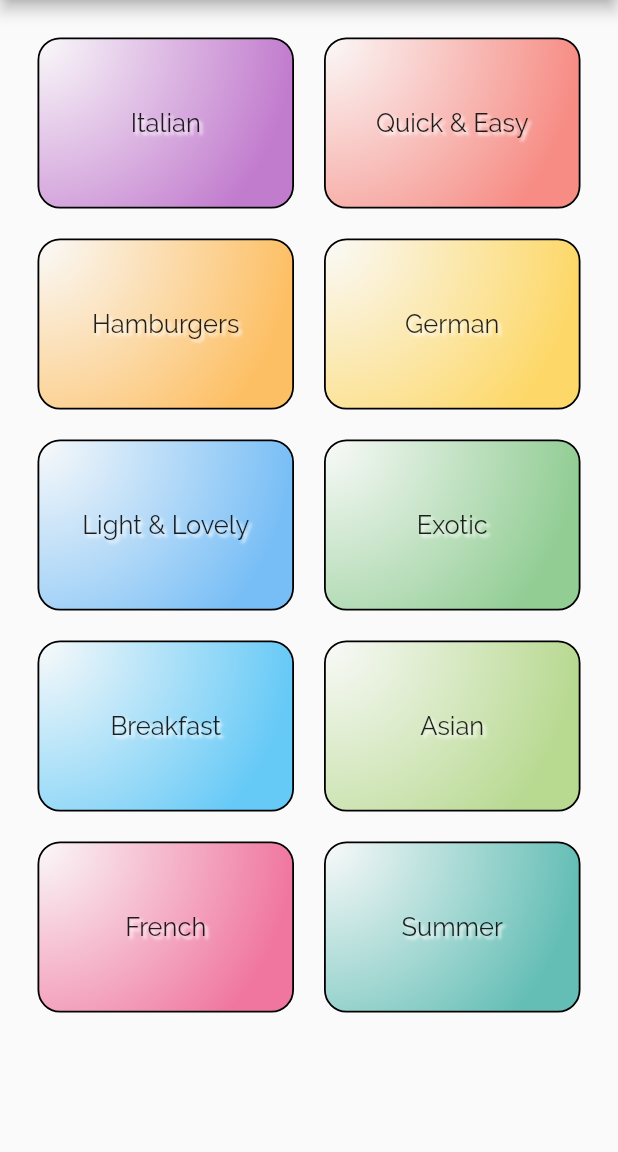
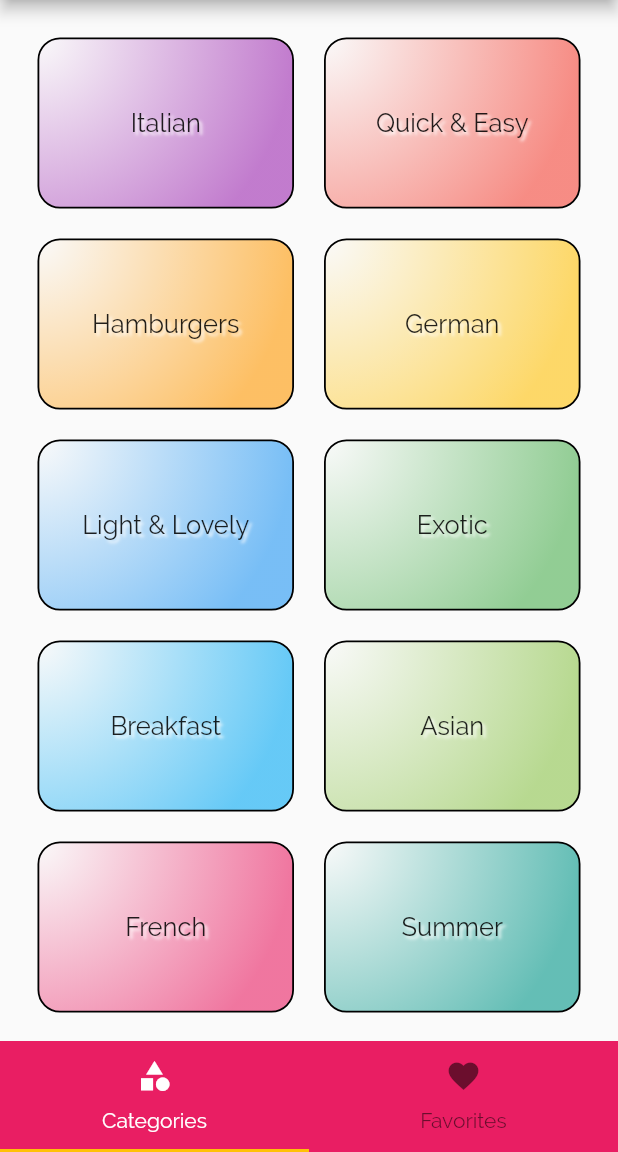
Before and after one commit to caribjin/daily_meals, a Flutter app: the screen it shows after launch, on a phone screen of 412 x 824 dp, the part 84-1236 px from its top. Run offline on Flutter 3.47's test engine with Material 2 defaults, Android fonts, the phone set to English and light mode, and no system bars.

Commit message:
applied navigation tab control.

```diff
--- a/lib/main.dart
+++ b/lib/main.dart
@@ -2,6 +2,7 @@ import 'package:flutter/material.dart';
 
 import 'pages/categories_page.dart';
 import 'pages/category_meals_page.dart';
+import 'pages/home_page.dart';
 import 'pages/meal_detail_page.dart';
 
 void main() {
@@ -31,7 +32,7 @@ class MyApp extends StatelessWidget {
       ),
       initialRoute: '/',
       routes: {
-        '/': (context) => CategoriesPage(),
+        '/': (context) => HomePage(),
         '/meals': (context) => CategoryMealsPage(),
         '/meal': (context) => MealDetailPage(),
       },
--- a/lib/pages/categories_page.dart
+++ b/lib/pages/categories_page.dart
@@ -12,9 +12,7 @@ class CategoriesPage extends StatelessWidget {
       title: const Text('Daily Meal'),
     );
 
-    return Scaffold(
-      appBar: appBar,
-      body: Container(
+    return Container(
       child: GridView(
         gridDelegate: const SliverGridDelegateWithMaxCrossAxisExtent(
           maxCrossAxisExtent: 200,
@@ -31,7 +29,6 @@ class CategoriesPage extends StatelessWidget {
           },
         ).toList(),
       ),
-      ),
     );
   }
 }
--- /dev/null
+++ b/lib/pages/favorites_page.dart
@@ -0,0 +1,12 @@
+import 'package:flutter/material.dart';
+
+class FavoritesPage extends StatelessWidget {
+  @override
+  Widget build(BuildContext context) {
+    return Container(
+      child: Center(
+        child: Text('Favorites Page'),
+      ),
+    );
+  }
+}
--- /dev/null
+++ b/lib/pages/home_page.dart
@@ -0,0 +1,64 @@
+import 'package:flutter/material.dart';
+
+import 'categories_page.dart';
+import 'favorites_page.dart';
+
+class HomePage extends StatefulWidget {
+  @override
+  _HomePageState createState() => _HomePageState();
+}
+
+class _HomePageState extends State<HomePage> with SingleTickerProviderStateMixin {
+  late final TabController _tabController;
+
+  @override
+  void initState() {
+    super.initState();
+
+    _tabController = TabController(
+      length: 2,
+      vsync: this,
+      initialIndex: 0,
+    );
+  }
+
+  @override
+  void dispose() {
+    _tabController.dispose();
+    super.dispose();
+  }
+
+  @override
+  Widget build(BuildContext context) {
+    return Scaffold(
+      appBar: AppBar(
+        title: const Text('Daily Meal'),
+      ),
+      body: TabBarView(
+        controller: _tabController,
+        children: [
+          CategoriesPage(),
+          FavoritesPage(),
+        ],
+      ),
+      bottomNavigationBar: Container(
+        color: Theme.of(context).primaryColor,
+        child: TabBar(
+          controller: _tabController,
+          tabs: [
+            Tab(
+              icon: Icon(Icons.category),
+              text: 'Categories',
+            ),
+            Tab(
+              icon: Icon(Icons.favorite),
+              text: 'Favorites',
+            )
+          ],
+          labelColor: Colors.white,
+          unselectedLabelColor: Theme.of(context).unselectedWidgetColor,
+        ),
+      ),
+    );
+  }
+}
--- a/lib/widgets/category_item.dart
+++ b/lib/widgets/category_item.dart
@@ -1,6 +1,6 @@
 import 'package:flutter/material.dart';
 
-import '../category_meals_page.dart';
+import '../pages/category_meals_page.dart';
 import '../models/category.dart';
 
 class CategoryItem extends StatelessWidget {
```
Lines whose indentation alone changed are shown as unchanged.
